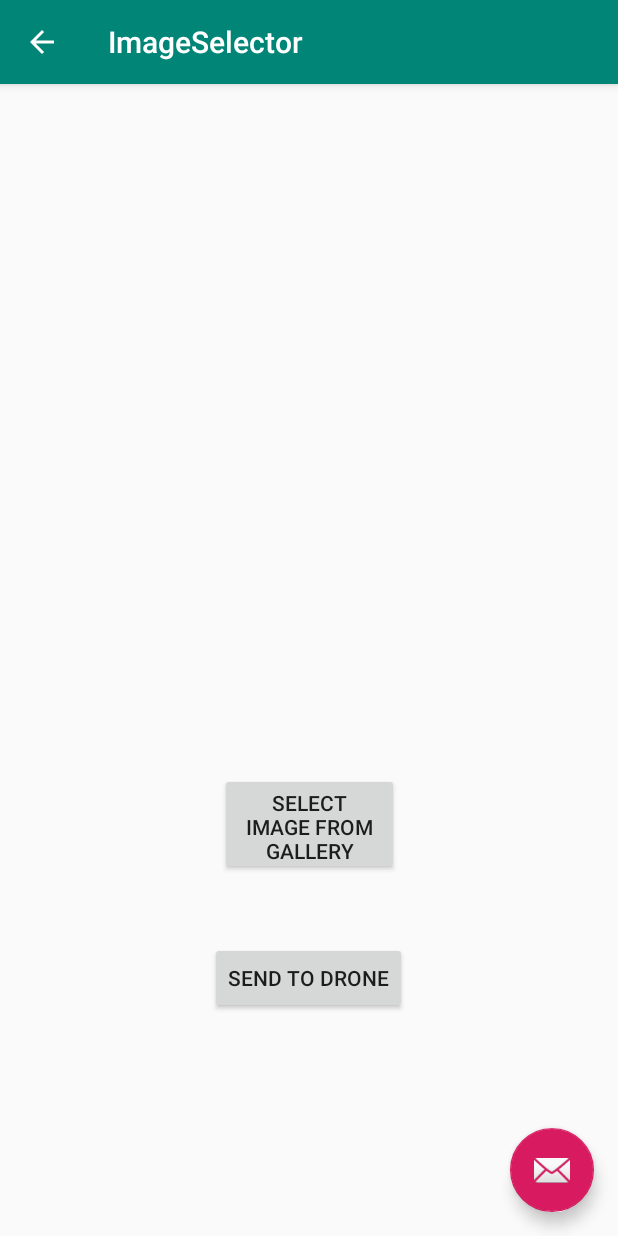
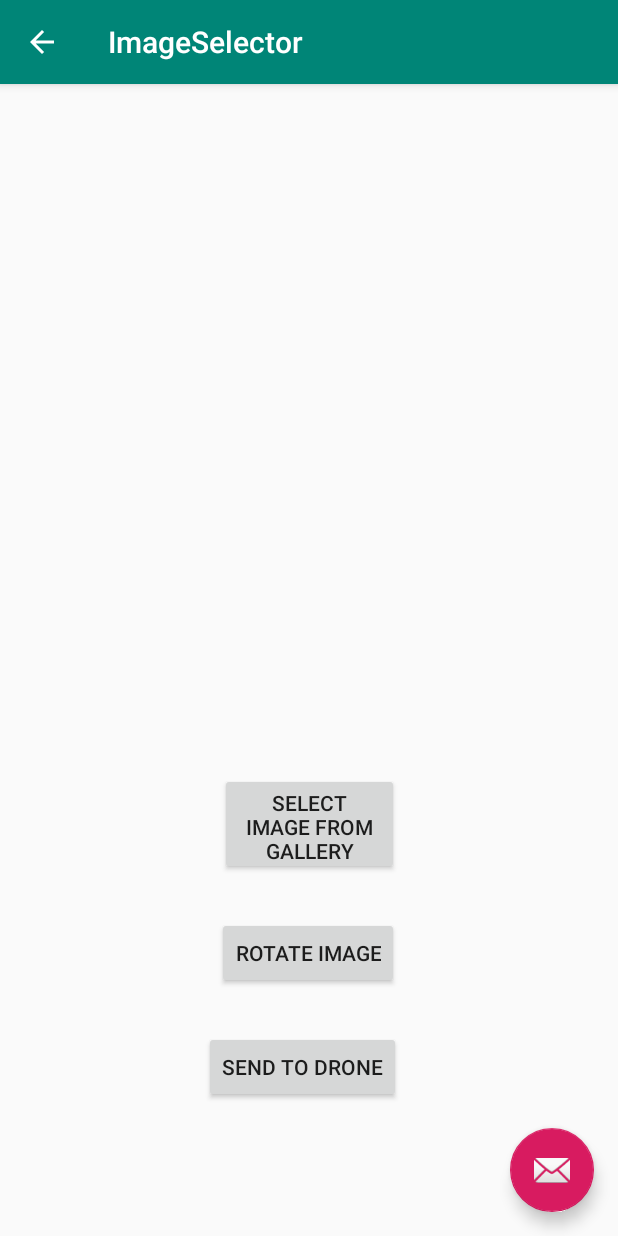
Before and after one commit to luishowell/drone-ball, an Android app: the ImageSelector screen opened directly, with no data from a screen before it, on a phone screen of 412 x 824 dp. Run offline under Robolectric (Android 15) with nearby library versions, the phone set to English and light mode, and no system bars.

Commit message:
added option to rotate image

```diff
--- a/android-app/app/src/main/java/com/example/ledsphereapp/ImageSelector.java
+++ b/android-app/app/src/main/java/com/example/ledsphereapp/ImageSelector.java
@@ -17,6 +17,7 @@ public class ImageSelector extends AppCompatActivity {
     private static final int PICK_IMAGE = 100;
     Uri imageUri;
     ImageView imageView2;
+    float rotateAngle = 0;
 
     @Override
     protected void onCreate(Bundle savedInstanceState) {
@@ -55,6 +56,17 @@ public class ImageSelector extends AppCompatActivity {
             }
 
         });
+
+        Button button_rotate = (Button) findViewById(R.id.button_rotate);
+        button_rotate.setOnClickListener(new View.OnClickListener() {
+            @Override
+            public void onClick(View v) {
+                rotateImage();
+            }
+
+        });
+
+
     }
 
     private void openGallery() {
@@ -71,4 +83,9 @@ public class ImageSelector extends AppCompatActivity {
         }
     }
 
+    private void rotateImage() {
+        rotateAngle = (rotateAngle + 90) % 360;
+        imageView2.setRotation(rotateAngle);
+    }
+
 }
--- a/android-app/app/src/main/res/layout/content_image_selector.xml
+++ b/android-app/app/src/main/res/layout/content_image_selector.xml
@@ -57,8 +57,24 @@
         android:text="Send To Drone"
         app:layout_constraintBottom_toBottomOf="parent"
         app:layout_constraintEnd_toEndOf="parent"
+        app:layout_constraintHorizontal_bias="0.484"
+        app:layout_constraintStart_toStartOf="parent"
+        app:layout_constraintTop_toTopOf="parent"
+        app:layout_constraintVertical_bias="0.885" />
+
+    <Button
+        android:id="@+id/button_rotate"
+        android:layout_width="wrap_content"
+        android:layout_height="wrap_content"
+        android:layout_marginStart="8dp"
+        android:layout_marginLeft="8dp"
+        android:layout_marginTop="28dp"
+        android:layout_marginEnd="8dp"
+        android:layout_marginRight="8dp"
+        android:onClick="rotateImage()"
+        android:text="Rotate Image"
+        app:layout_constraintEnd_toEndOf="parent"
         app:layout_constraintHorizontal_bias="0.498"
         app:layout_constraintStart_toStartOf="parent"
-        app:layout_constraintTop_toTopOf="parent"
-        app:layout_constraintVertical_bias="0.801" />
+        app:layout_constraintTop_toBottomOf="@+id/gallery_button" />
 </android.support.constraint.ConstraintLayout>
```
